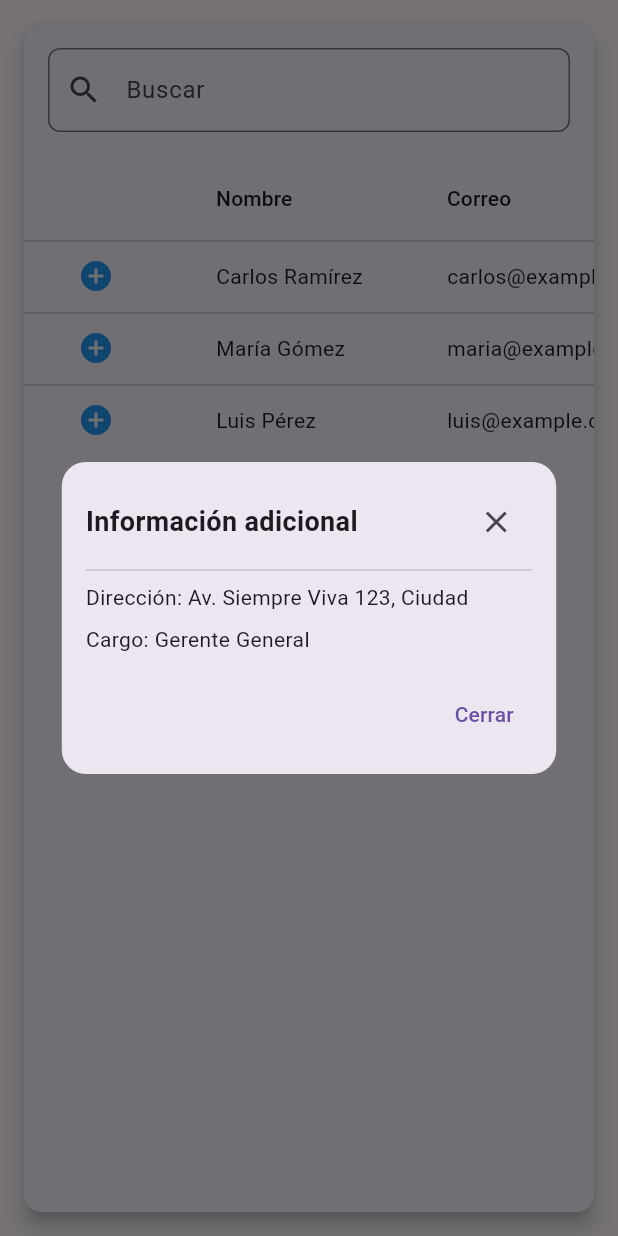
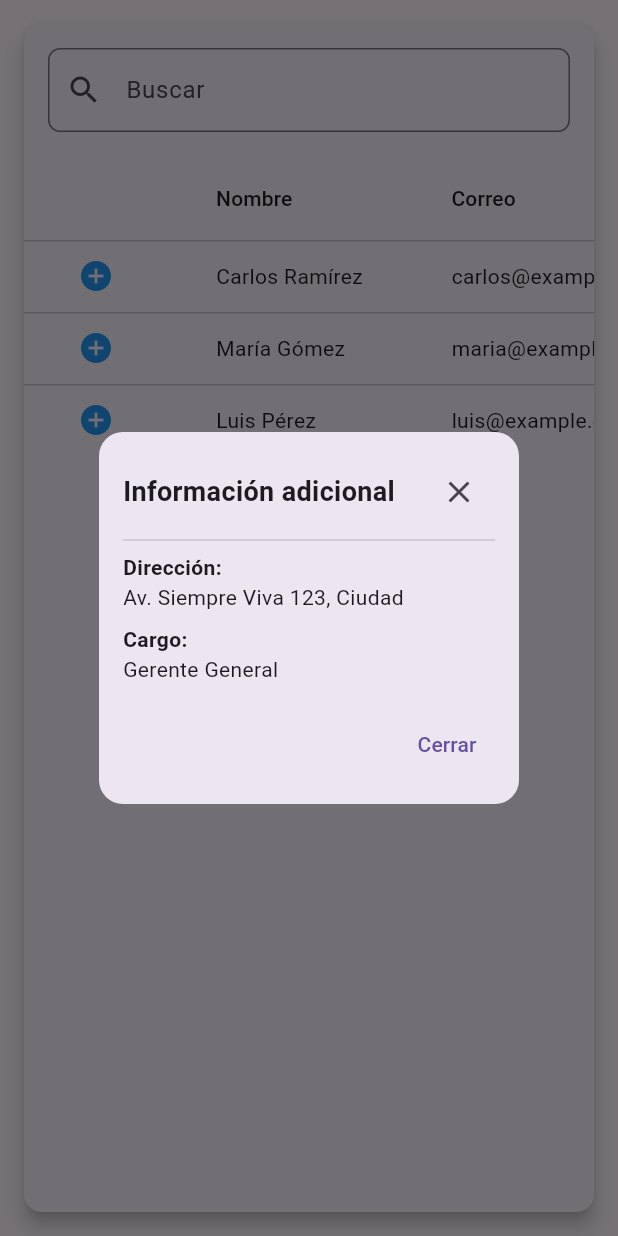
Before and after one commit to f3rn1nd1/Flutter_maho, a Flutter app: the SearchTable widget shown alone on an empty page, opened directly, after a tap on the "add circle" icon, on a phone screen of 412 x 824 dp. Run offline on Flutter 3.47's test engine with Material 3 defaults, Android fonts, the phone set to English and light mode, and no system bars; network calls fail.

Commit message:
Merge javier into fer

```diff
--- a/lib/view/search.dart
+++ b/lib/view/search.dart
@@ -43,7 +43,7 @@ class SearchTable extends StatelessWidget {
                 RoundedRectangleBorder(borderRadius: BorderRadius.circular(16)),
             child: Container(
               padding: const EdgeInsets.all(16),
-              width: MediaQuery.of(context).size.width * 0.8,
+              width: MediaQuery.of(context).size.width * 0.4,
               child: Column(
                 mainAxisSize: MainAxisSize.min,
                 crossAxisAlignment: CrossAxisAlignment.start,
@@ -66,10 +66,18 @@ class SearchTable extends StatelessWidget {
                     ],
                   ),
                   const Divider(),
-                  // Contenido adicional
-                  Text("Dirección: ${rowData['address']}"),
+                  // Contenido adicional con SelectableText
+                  const Text(
+                    "Dirección:",
+                    style: TextStyle(fontWeight: FontWeight.bold),
+                  ),
+                  SelectableText(rowData['address'] ?? "No disponible"),
                   const SizedBox(height: 8),
-                  Text("Cargo: ${rowData['position']}"),
+                  const Text(
+                    "Cargo:",
+                    style: TextStyle(fontWeight: FontWeight.bold),
+                  ),
+                  SelectableText(rowData['position'] ?? "No disponible"),
                   const SizedBox(height: 16),
                   // Botón para cerrar
                   Align(
@@ -104,7 +112,7 @@ class SearchTable extends StatelessWidget {
                 RoundedRectangleBorder(borderRadius: BorderRadius.circular(16)),
             child: Container(
               padding: const EdgeInsets.all(16),
-              width: MediaQuery.of(context).size.width * 0.8,
+              width: MediaQuery.of(context).size.width * 0.4,
               child: Column(
                 mainAxisSize: MainAxisSize.min,
                 crossAxisAlignment: CrossAxisAlignment.start,
@@ -186,7 +194,7 @@ class SearchTable extends StatelessWidget {
             child: TextField(
               decoration: InputDecoration(
                 labelText: 'Buscar',
-                hintText: 'Ingrese un nombre, correo, teléfono o anexo',
+                hintText: 'Ingrese un nombre',
                 prefixIcon: const Icon(Icons.search),
                 border: OutlineInputBorder(
                   borderRadius: BorderRadius.circular(8.0),
@@ -220,10 +228,10 @@ class SearchTable extends StatelessWidget {
                       },
                     ),
                   ),
-                  DataCell(Text(row["name"]!)),
-                  DataCell(Text(row["email"]!)),
-                  DataCell(Text(row["phone"]!)),
-                  DataCell(Text(row["anexo"]!)),
+                  DataCell(SelectableText(row["name"]!)),
+                  DataCell(SelectableText(row["email"]!)),
+                  DataCell(SelectableText(row["phone"]!)),
+                  DataCell(SelectableText(row["anexo"]!)),
                   DataCell(
                     Row(
                       children: [
```
Also changed, not shown: lib/view/profile.dart (+33 -6 lines).
